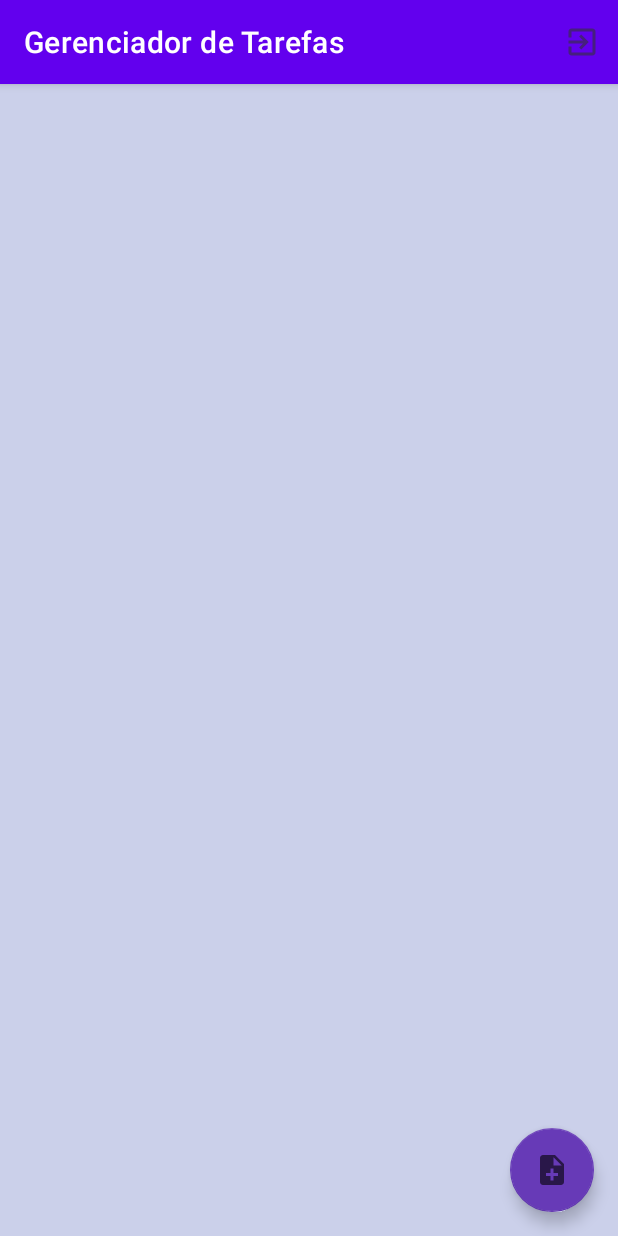
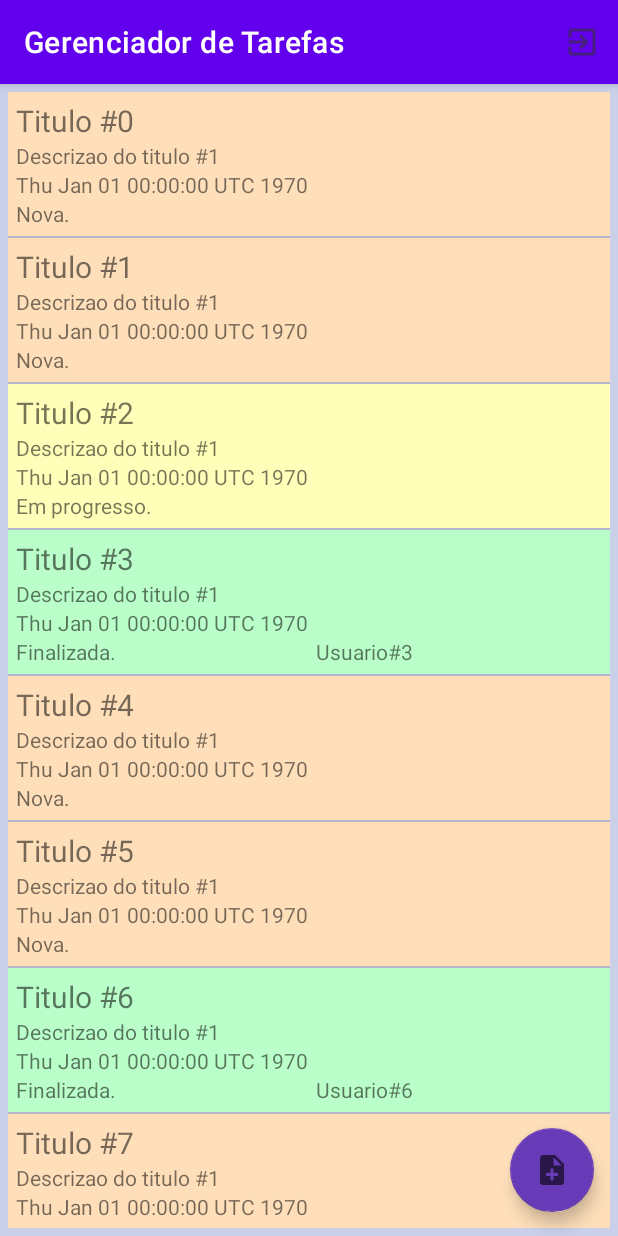
Before and after one commit to pedrochristinelli/PDM-Atividade-Avaliativa-2, an Android app: the screen it shows after launch once a user with an empty profile is signed in (MainActivity), on a phone screen of 412 x 824 dp. Run offline under Robolectric (Android 15) with nearby library versions, the phone set to English and light mode, and no system bars; our stand-ins replace Firebase (no records; nobody signed in at launch, a user with empty details on screens opened directly).

Commit message:
Populando list view e context menu.

```diff
--- a/app/src/main/java/com/pdm/segunda_avaliacao/MainActivity.java
+++ b/app/src/main/java/com/pdm/segunda_avaliacao/MainActivity.java
@@ -3,29 +3,61 @@ package com.pdm.segunda_avaliacao;
 import androidx.annotation.NonNull;
 import androidx.annotation.Nullable;
 import androidx.appcompat.app.AppCompatActivity;
-
 import android.content.Intent;
 import android.os.Bundle;
+import android.view.ContextMenu;
 import android.view.Menu;
 import android.view.MenuItem;
 import android.view.View;
+import android.widget.AdapterView;
+import android.widget.CheckBox;
+import android.widget.CompoundButton;
+import android.widget.Toast;
+
 import com.google.firebase.auth.FirebaseAuth;
 import com.pdm.segunda_avaliacao.databinding.ActivityMainBinding;
 import com.pdm.segunda_avaliacao.model.Task;
-
 import java.util.ArrayList;
+import java.util.Date;
 
 public class MainActivity extends AppCompatActivity {
     ActivityMainBinding activityMainBinding;
     private final int NEW_TASK_REQUEST_CODE = 0;
-    private ArrayList<Task> tasksList;
+    private ArrayList<Task> tasksList = new ArrayList<>();
+    private TaskAdapter taskAdapter;
+
+    public void populateArrayList(){
+        for (int i = 0; i < 10; i++) {
+            Task task = new Task();
+
+            task.setCreatedAt(new Date().getTime());
+            task.setTitle("Titulo #"+i);
+            task.setDescription("Descrizao do titulo #"+1);
+            task.setStatus(1);
+
+            if (i==3 || i==6) task.setStatus(3);
+            if (i==2 || i==8 || i ==9) task.setStatus(2);
+
+            if (task.getStatus() == 3) task.setEndedBy("Usuario#"+i);
+
+            tasksList.add(task);
+        }
+    }
 
     @Override
     protected void onCreate(Bundle savedInstanceState) {
         super.onCreate(savedInstanceState);
         // Ligando (binding) objetos com as Views
+        populateArrayList();
         activityMainBinding = activityMainBinding.inflate(getLayoutInflater());
         setContentView(activityMainBinding.getRoot());
+
+        taskAdapter = new TaskAdapter(this, android.R.layout.simple_list_item_1, tasksList);
+
+        activityMainBinding.tasksLv.setAdapter(taskAdapter);
+
+        registerForContextMenu(activityMainBinding.tasksLv);
+
     }
 
     //Inicializa o Menu
@@ -47,6 +79,31 @@ public class MainActivity extends AppCompatActivity {
         return false;
     }
 
+    @Override
+    public void onCreateContextMenu(ContextMenu menu, View v, ContextMenu.ContextMenuInfo menuInfo) {
+        getMenuInflater().inflate(R.menu.context_menu_task, menu);
+    }
+
+    @Override
+    public boolean onContextItemSelected(@NonNull MenuItem item) {
+        AdapterView.AdapterContextMenuInfo menuInfo = ((AdapterView.AdapterContextMenuInfo) item.getMenuInfo());
+        Task task = tasksList.get(menuInfo.position);
+
+        switch (item.getItemId()){
+            case R.id.completeTask:
+                Toast.makeText(this, "completeTask", Toast.LENGTH_SHORT).show();
+                return true;
+            case R.id.editTask:
+                Toast.makeText(this, "editTask", Toast.LENGTH_SHORT).show();
+                return true;
+            case R.id.deleteTask:
+                Toast.makeText(this, "deleteTask", Toast.LENGTH_SHORT).show();
+                return true;
+            default:
+                return false;
+        }
+    }
+
     public void onClick(View view) {
         switch (view.getId()){
             case R.id.addTask:
@@ -65,7 +122,7 @@ public class MainActivity extends AppCompatActivity {
                 tasksList.add(contato);
                 // Notificar Adapter
                 //Ainda não criado
-                //taskAdapter.notifyDataSetChanged();
+                taskAdapter.notifyDataSetChanged();
                 //Lógica para adição ao banco?
             }
         }
--- /dev/null
+++ b/app/src/main/java/com/pdm/segunda_avaliacao/TaskAdapter.java
@@ -0,0 +1,75 @@
+package com.pdm.segunda_avaliacao;
+
+import android.content.Context;
+import android.view.LayoutInflater;
+import android.view.View;
+import android.view.ViewGroup;
+import android.widget.ArrayAdapter;
+import android.widget.TextView;
+
+import androidx.annotation.NonNull;
+import androidx.annotation.Nullable;
+
+import com.pdm.segunda_avaliacao.databinding.ViewTaskBinding;
+import com.pdm.segunda_avaliacao.model.Task;
+
+import java.util.ArrayList;
+
+public class TaskAdapter extends ArrayAdapter<Task> {
+    TaskViewHolder taskViewHolder;
+
+    public TaskAdapter(Context context, int layout, ArrayList<Task> tasks){
+        super(context, layout, tasks);
+    }
+
+    @NonNull
+    @Override
+    public View getView(int position, @Nullable View convertView, @NonNull ViewGroup parent) {
+        ViewTaskBinding viewTaskBinding;
+
+        if (convertView ==null){
+            viewTaskBinding = ViewTaskBinding.inflate(LayoutInflater.from(getContext()));
+
+            convertView = viewTaskBinding.getRoot();
+
+            taskViewHolder = new TaskViewHolder();
+            taskViewHolder.taskTitleTextView = convertView.findViewById(R.id.taskTitleTextView);
+            taskViewHolder.taskDescriptionTextView = convertView.findViewById(R.id.taskDescriptionTextView);
+            taskViewHolder.taskForecastDateTextView = convertView.findViewById(R.id.taskForecastDateTextView);
+            taskViewHolder.taskStatusTextView = convertView.findViewById(R.id.taskStatusTextView);
+            taskViewHolder.taskFinalizedUserTextView = convertView.findViewById(R.id.taskFinalizedUserTextView);
+
+            convertView.setTag(taskViewHolder);
+        }
+        taskViewHolder = (TaskViewHolder)convertView.getTag();
+
+        Task task = getItem(position);
+        taskViewHolder.taskTitleTextView.setText(task.getTitle());
+        taskViewHolder.taskDescriptionTextView.setText(task.getDescription());
+        taskViewHolder.taskForecastDateTextView.setText(task.getEndingForecastTimeString());
+        taskViewHolder.taskStatusTextView.setText(task.getStatusString());
+
+        if (task.getStatus() == 3){
+            convertView.setBackgroundColor(0xffbaffc9);
+            taskViewHolder.taskFinalizedUserTextView.setText(task.getEndedBy());
+            convertView.findViewById(R.id.taskFinalizedUserTextView).setVisibility(View.VISIBLE);
+        } else if (task.getStatus() == 2){
+            convertView.setBackgroundColor(0xffffffba);
+            taskViewHolder.taskFinalizedUserTextView.setText("");
+            convertView.findViewById(R.id.taskFinalizedUserTextView).setVisibility(View.GONE);
+        } else {
+            convertView.setBackgroundColor(0xffffdfba);
+            taskViewHolder.taskFinalizedUserTextView.setText("");
+            convertView.findViewById(R.id.taskFinalizedUserTextView).setVisibility(View.GONE);
+        }
+        return convertView;
+    }
+
+    private class TaskViewHolder {
+        public TextView taskTitleTextView;
+        public TextView taskDescriptionTextView;
+        public TextView taskForecastDateTextView;
+        public TextView taskStatusTextView;
+        public TextView taskFinalizedUserTextView;
+    }
+}
--- a/app/src/main/java/com/pdm/segunda_avaliacao/model/Task.java
+++ b/app/src/main/java/com/pdm/segunda_avaliacao/model/Task.java
@@ -3,56 +3,58 @@ package com.pdm.segunda_avaliacao.model;
 import com.fasterxml.jackson.databind.ObjectMapper;
 
 import java.time.LocalDateTime;
+import java.util.Date;
 import java.util.Map;
 
 public class Task {
-    private int createdBy;
-    private int endedBy;
-    private LocalDateTime createdAt;
-    private LocalDateTime endedAt;
-    private LocalDateTime endingForecastTime;
+    private String createdBy;
+    private String endedBy;
+    private long createdAt;
+    private long endedAt;
+    private long endingForecastTime;
     private String title;
     private String description;
+    private int status; // Status: 1- Novo; 2- Em progresso; 3- Finalizado
 
     public Task() {}
 
-    public int getCreatedBy() {
+    public String getCreatedBy() {
         return createdBy;
     }
 
-    public void setCreatedBy(int createdBy) {
+    public void setCreatedBy(String createdBy) {
         this.createdBy = createdBy;
     }
 
-    public int getEndedBy() {
+    public String getEndedBy() {
         return endedBy;
     }
 
-    public void setEndedBy(int endedBy) {
+    public void setEndedBy(String endedBy) {
         this.endedBy = endedBy;
     }
 
-    public LocalDateTime getCreatedAt() {
+    public long getCreatedAt() {
         return createdAt;
     }
 
-    public void setCreatedAt(LocalDateTime createdAt) {
+    public void setCreatedAt(long createdAt) {
         this.createdAt = createdAt;
     }
 
-    public LocalDateTime getEndedAt() {
+    public long getEndedAt() {
         return endedAt;
     }
 
-    public void setEndedAt(LocalDateTime endedAt) {
+    public void setEndedAt(long endedAt) {
         this.endedAt = endedAt;
     }
 
-    public LocalDateTime getEndingForecastTime() {
+    public long getEndingForecastTime() {
         return endingForecastTime;
     }
 
-    public void setEndingForecastTime(LocalDateTime endingForecastTime) {
+    public void setEndingForecastTime(long endingForecastTime) {
         this.endingForecastTime = endingForecastTime;
     }
 
@@ -72,6 +74,33 @@ public class Task {
         this.description = description;
     }
 
+    public int getStatus() {
+        return status;
+    }
+
+    public void setStatus(int status) {
+        this.status = status;
+    }
+
+    public String getStatusString(){
+        if (this.status == 1){
+            return "Nova.";
+        } else  if (this.status == 2){
+            return "Em progresso.";
+        } else if (this.status == 3){
+            return "Finalizada.";
+        } else{
+            return "Status Desconhecido.";
+        }
+    }
+
+    public String getEndingForecastTimeString(){
+        Date date = new Date();
+        date.setTime(this.endingForecastTime);
+
+        return date.toString();
+    }
+
     public Map toMap(){
         ObjectMapper oMapper = new ObjectMapper();
         return oMapper.convertValue(this, Map.class);
--- a/app/src/main/res/layout/activity_main.xml
+++ b/app/src/main/res/layout/activity_main.xml
@@ -6,6 +6,34 @@
     android:background="#cbd0ea"
     android:layout_height="match_parent"
     tools:context=".MainActivity">
+
+    <LinearLayout
+        android:layout_width="match_parent"
+        android:layout_height="match_parent"
+        android:orientation="horizontal">
+
+
+        <CheckBox
+            android:id="@+id/newCheckBox"
+            android:layout_width="wrap_content"
+            android:layout_height="wrap_content"
+            android:layout_weight="1"
+            android:text="Novas" />
+
+        <CheckBox
+            android:id="@+id/inProgressCheckBox"
+            android:layout_width="wrap_content"
+            android:layout_height="wrap_content"
+            android:layout_weight="1"
+            android:text="Em progresso" />
+
+        <CheckBox
+            android:id="@+id/endedCheckBox"
+            android:layout_width="wrap_content"
+            android:layout_height="wrap_content"
+            android:layout_weight="1"
+            android:text="Finalizadas" />
+    </LinearLayout>
 
     <ListView xmlns:android="http://schemas.android.com/apk/res/android"
         xmlns:app="http://schemas.android.com/apk/res-auto"
--- /dev/null
+++ b/app/src/main/res/layout/view_task.xml
@@ -0,0 +1,61 @@
+<?xml version="1.0" encoding="utf-8"?>
+<androidx.constraintlayout.widget.ConstraintLayout xmlns:android="http://schemas.android.com/apk/res/android"
+    xmlns:tools="http://schemas.android.com/tools"
+    android:layout_width="match_parent"
+    android:layout_height="match_parent"
+    xmlns:app="http://schemas.android.com/apk/res-auto"
+    android:padding="5dp"
+    android:background="#ffcbc1">
+
+    <LinearLayout
+        android:layout_width="match_parent"
+        android:layout_height="match_parent"
+        android:orientation="vertical">
+
+        <TextView
+            android:id="@+id/taskTitleTextView"
+            android:layout_width="match_parent"
+            android:layout_height="wrap_content"
+            android:text="Title"
+            android:textSize="20sp" />
+
+        <TextView
+            android:id="@+id/taskDescriptionTextView"
+            android:layout_width="match_parent"
+            android:layout_height="wrap_content"
+            android:text="Description" />
+
+        <TextView
+            android:id="@+id/taskForecastDateTextView"
+            android:layout_width="match_parent"
+            android:layout_height="wrap_content"
+            android:text="Ending Date" />
+
+        <LinearLayout
+            android:layout_width="match_parent"
+            android:layout_height="match_parent"
+            android:orientation="horizontal">
+
+            <TextView
+                android:id="@+id/taskStatusTextView"
+                android:layout_width="200dp"
+                android:layout_height="wrap_content"
+                android:text="Status"
+                app:layout_constraintEnd_toEndOf="parent"
+                app:layout_constraintStart_toStartOf="parent"
+
+                />
+
+            <TextView
+                android:id="@+id/taskFinalizedUserTextView"
+                android:layout_width="200dp"
+                android:layout_height="wrap_content"
+                android:text="User"
+                android:visibility="gone"
+                app:layout_constraintEnd_toEndOf="parent"
+                app:layout_constraintStart_toStartOf="parent" />
+        </LinearLayout>
+    </LinearLayout>
+
+
+</androidx.constraintlayout.widget.ConstraintLayout>
```
Also changed, not shown: app/src/main/AndroidManifest.xml (+4 -5 lines).
